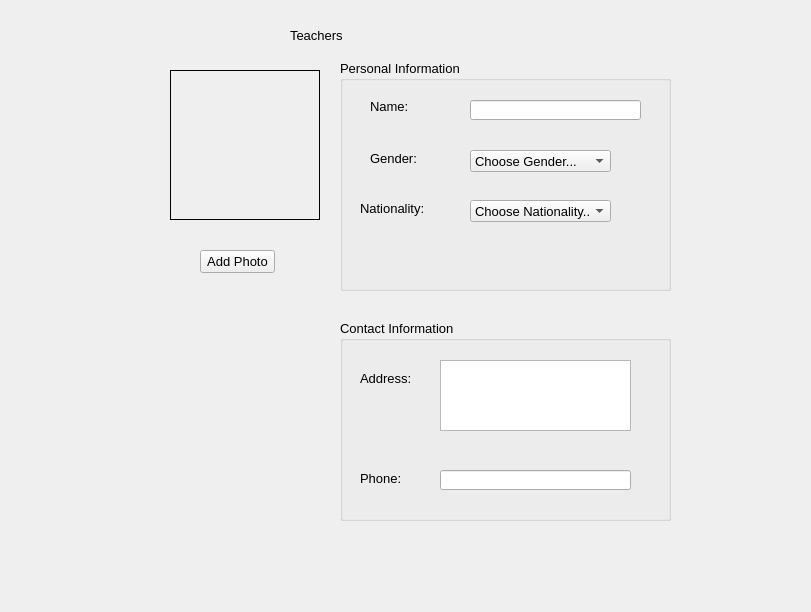
Before: the Qt Designer form pageteachersform.ui in thenewcoder/school-administration-system, drawn with Qt 5.
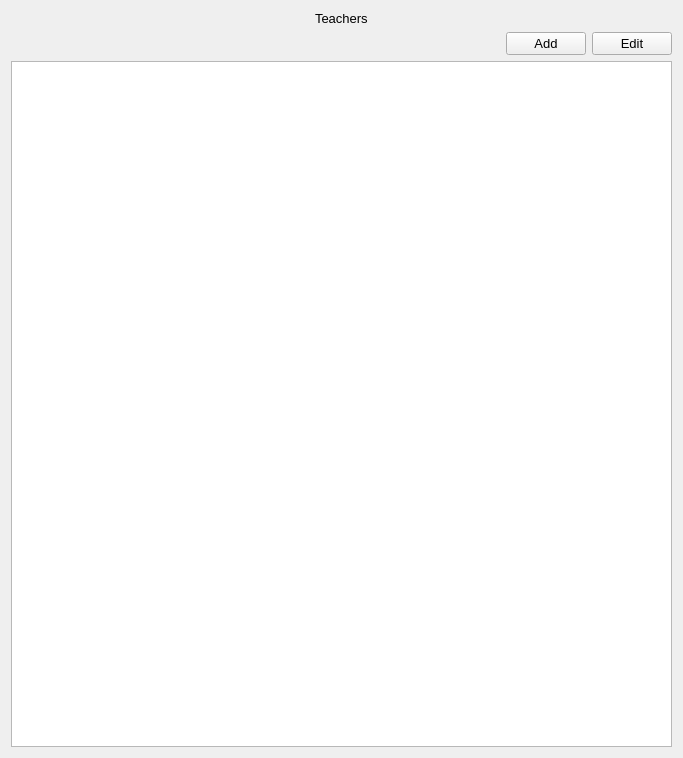
After: the same form once the commit is applied. Icons and pictures are not drawn.

Commit message: Moved the student and teacher information to separate edit dialogs. Added a table view to display the information of teachers and students.

Diff of the .ui file:
```diff
--- a/pageteachersform.ui
+++ b/pageteachersform.ui
@@ -6,8 +6,8 @@
    <rect>
     <x>0</x>
     <y>0</y>
-    <width>811</width>
-    <height>612</height>
+    <width>683</width>
+    <height>758</height>
    </rect>
   </property>
   <property name="font">
@@ -18,237 +18,60 @@
   <property name="windowTitle">
    <string>Form</string>
   </property>
-  <widget class="QLabel" name="label">
-   <property name="geometry">
-    <rect>
-     <x>290</x>
-     <y>10</y>
-     <width>81</width>
-     <height>51</height>
-    </rect>
-   </property>
-   <property name="font">
-    <font>
-     <pointsize>10</pointsize>
-    </font>
-   </property>
-   <property name="text">
-    <string>Teachers</string>
-   </property>
-  </widget>
-  <widget class="QLabel" name="lblPhoto">
-   <property name="geometry">
-    <rect>
-     <x>170</x>
-     <y>70</y>
-     <width>150</width>
-     <height>150</height>
-    </rect>
-   </property>
-   <property name="minimumSize">
-    <size>
-     <width>150</width>
-     <height>150</height>
-    </size>
-   </property>
-   <property name="maximumSize">
-    <size>
-     <width>150</width>
-     <height>150</height>
-    </size>
-   </property>
-   <property name="frameShape">
-    <enum>QFrame::Box</enum>
-   </property>
-   <property name="pixmap">
-    <pixmap resource="resources.qrc">:/images/user_profile.png</pixmap>
-   </property>
-   <property name="scaledContents">
-    <bool>false</bool>
-   </property>
-   <property name="alignment">
-    <set>Qt::AlignCenter</set>
-   </property>
-  </widget>
-  <widget class="QGroupBox" name="gbPersonalInfo">
-   <property name="geometry">
-    <rect>
-     <x>340</x>
-     <y>60</y>
-     <width>331</width>
-     <height>231</height>
-    </rect>
-   </property>
-   <property name="title">
-    <string>Personal Information</string>
-   </property>
-   <widget class="QLabel" name="label_2">
-    <property name="geometry">
-     <rect>
-      <x>30</x>
-      <y>40</y>
-      <width>47</width>
-      <height>13</height>
-     </rect>
-    </property>
-    <property name="text">
-     <string>Name:</string>
-    </property>
-   </widget>
-   <widget class="QLabel" name="label_3">
-    <property name="geometry">
-     <rect>
-      <x>30</x>
-      <y>90</y>
-      <width>61</width>
-      <height>16</height>
-     </rect>
-    </property>
-    <property name="text">
-     <string>Gender:</string>
-    </property>
-   </widget>
-   <widget class="QLabel" name="label_4">
-    <property name="geometry">
-     <rect>
-      <x>20</x>
-      <y>140</y>
-      <width>71</width>
-      <height>16</height>
-     </rect>
-    </property>
-    <property name="text">
-     <string>Nationality:</string>
-    </property>
-   </widget>
-   <widget class="QLineEdit" name="leName">
-    <property name="geometry">
-     <rect>
-      <x>130</x>
-      <y>40</y>
-      <width>171</width>
-      <height>20</height>
-     </rect>
-    </property>
-   </widget>
-   <widget class="QComboBox" name="cbGender">
-    <property name="geometry">
-     <rect>
-      <x>130</x>
-      <y>90</y>
-      <width>141</width>
-      <height>22</height>
-     </rect>
-    </property>
-    <item>
-     <property name="text">
-      <string>Choose Gender...</string>
+  <layout class="QVBoxLayout" name="verticalLayout">
+   <item alignment="Qt::AlignHCenter">
+    <widget class="QLabel" name="label">
+     <property name="font">
+      <font>
+       <pointsize>10</pointsize>
+      </font>
      </property>
-    </item>
-    <item>
      <property name="text">
-      <string>Male</string>
+      <string>Teachers</string>
      </property>
-    </item>
-    <item>
-     <property name="text">
-      <string>Female</string>
+    </widget>
+   </item>
+   <item>
+    <layout class="QHBoxLayout" name="horizontalLayout">
+     <item>
+      <spacer name="horizontalSpacer">
+       <property name="orientation">
+        <enum>Qt::Horizontal</enum>
+       </property>
+       <property name="sizeHint" stdset="0">
+        <size>
+         <width>358</width>
+         <height>20</height>
+        </size>
+       </property>
+      </spacer>
+     </item>
+     <item>
+      <widget class="QPushButton" name="btnAdd">
+       <property name="text">
+        <string>Add</string>
+       </property>
+      </widget>
+     </item>
+     <item>
+      <widget class="QPushButton" name="btnEdit">
+       <property name="text">
+        <string>Edit</string>
+       </property>
+      </widget>
+     </item>
+    </layout>
+   </item>
+   <item>
+    <widget class="QTableView" name="tvTeachers">
+     <property name="font">
+      <font>
+       <pointsize>11</pointsize>
+      </font>
      </property>
-    </item>
-   </widget>
-   <widget class="QComboBox" name="cbNationality">
-    <property name="geometry">
-     <rect>
-      <x>130</x>
-      <y>140</y>
-      <width>141</width>
-      <height>22</height>
-     </rect>
-    </property>
-    <property name="font">
-     <font>
-      <pointsize>10</pointsize>
-     </font>
-    </property>
-    <item>
-     <property name="text">
-      <string>Choose Nationality...</string>
-     </property>
-    </item>
-   </widget>
-  </widget>
-  <widget class="QPushButton" name="btnAddPhoto">
-   <property name="geometry">
-    <rect>
-     <x>200</x>
-     <y>250</y>
-     <width>75</width>
-     <height>23</height>
-    </rect>
-   </property>
-   <property name="text">
-    <string>Add Photo</string>
-   </property>
-  </widget>
-  <widget class="QGroupBox" name="groupBox">
-   <property name="geometry">
-    <rect>
-     <x>340</x>
-     <y>320</y>
-     <width>331</width>
-     <height>201</height>
-    </rect>
-   </property>
-   <property name="title">
-    <string>Contact Information</string>
-   </property>
-   <widget class="QLabel" name="label_5">
-    <property name="geometry">
-     <rect>
-      <x>20</x>
-      <y>50</y>
-      <width>61</width>
-      <height>16</height>
-     </rect>
-    </property>
-    <property name="text">
-     <string>Address:</string>
-    </property>
-   </widget>
-   <widget class="QLabel" name="label_6">
-    <property name="geometry">
-     <rect>
-      <x>20</x>
-      <y>150</y>
-      <width>61</width>
-      <height>16</height>
-     </rect>
-    </property>
-    <property name="text">
-     <string>Phone:</string>
-    </property>
-   </widget>
-   <widget class="QLineEdit" name="lePhone">
-    <property name="geometry">
-     <rect>
-      <x>100</x>
-      <y>150</y>
-      <width>191</width>
-      <height>20</height>
-     </rect>
-    </property>
-   </widget>
-   <widget class="QPlainTextEdit" name="teAddress">
-    <property name="geometry">
-     <rect>
-      <x>100</x>
-      <y>40</y>
-      <width>191</width>
-      <height>71</height>
-     </rect>
-    </property>
-   </widget>
-  </widget>
+    </widget>
+   </item>
+  </layout>
  </widget>
  <resources>
   <include location="resources.qrc"/>
```
Left out of the diff: 4 changed lines with no effect on the pictures. The commit also changes 12 other files.
